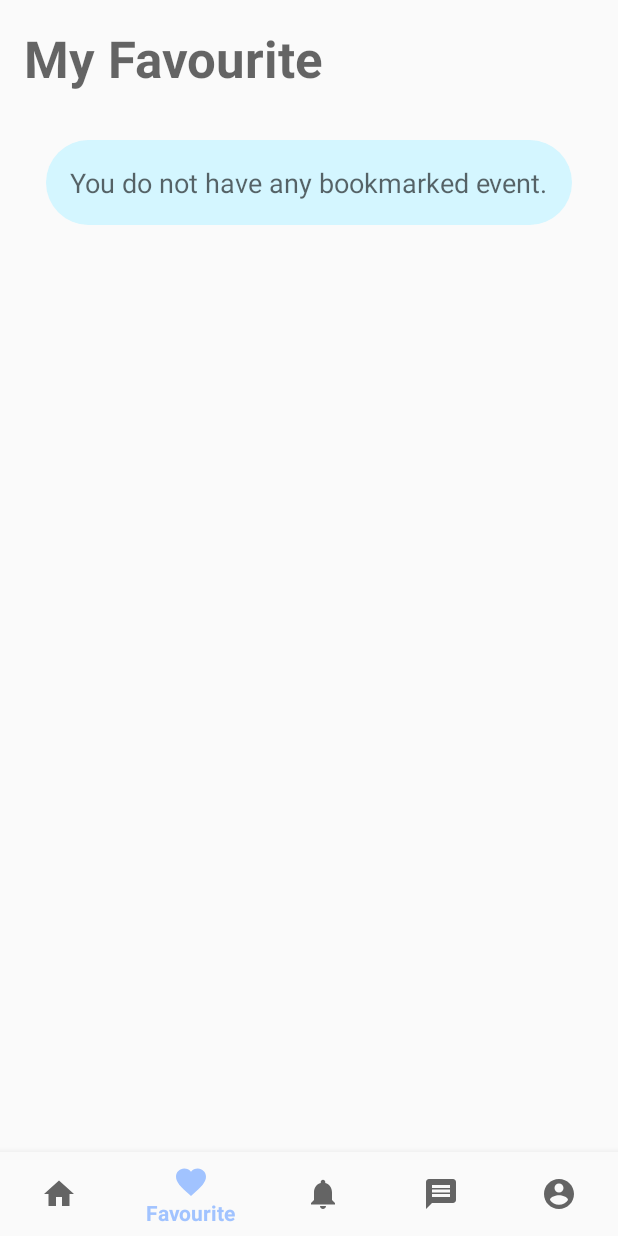
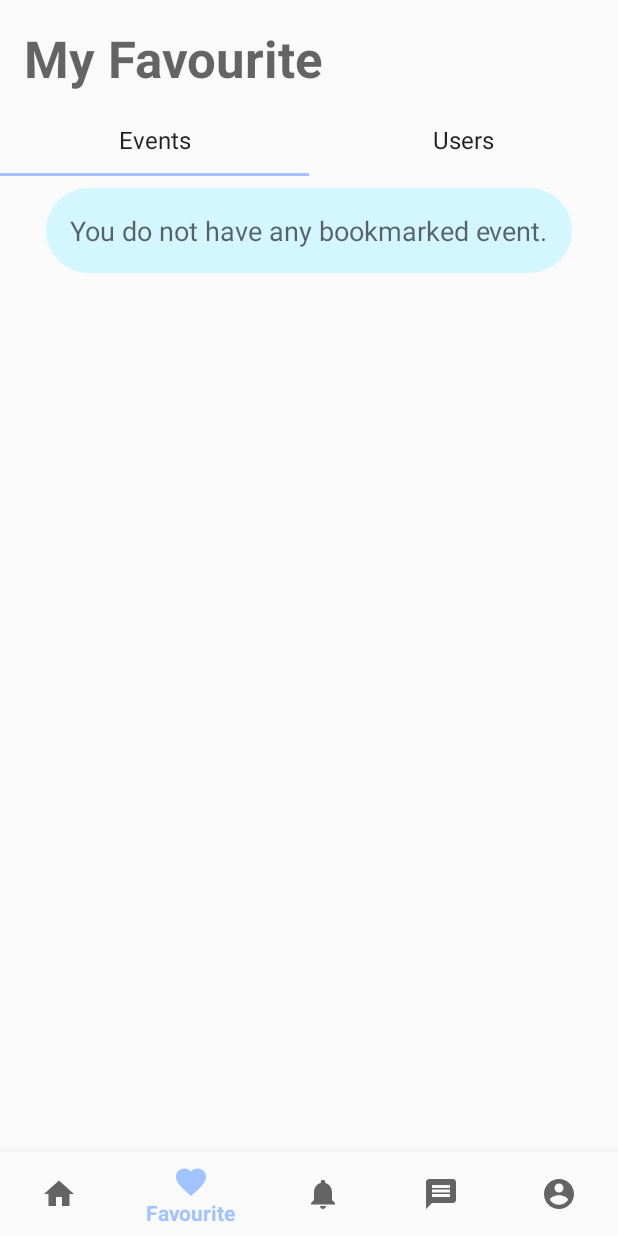
Before and after one commit to allen1124/Tripals, an Android app: the FavouriteFragment screen opened through its navigation route, on a phone screen of 412 x 824 dp. Run offline under Robolectric (Android 15) with nearby library versions, the phone set to English and light mode, and no system bars; our stand-ins replace Firebase (no records; nobody signed in at launch, a user with empty details on screens opened directly), navigation-ui; libraries missing offline, so code that uses them is left out: com.algolia.search, org.ocpsoft.prettytime; pictures from the network do not load; 8 statements that could not run were skipped.

Commit message:
Favourite Users Bookmark pre

```diff
--- a/app/src/main/java/com/hku/tripals/ui/favourite/FavouriteFragment.java
+++ b/app/src/main/java/com/hku/tripals/ui/favourite/FavouriteFragment.java
@@ -15,6 +15,7 @@ import androidx.lifecycle.ViewModelProviders;
 import androidx.recyclerview.widget.LinearLayoutManager;
 import androidx.recyclerview.widget.RecyclerView;
 
+import com.google.android.material.tabs.TabLayout;
 import com.hku.tripals.R;
 import com.hku.tripals.adapter.EventAdapter;
 import com.hku.tripals.adapter.RequestAdapter;
@@ -33,11 +34,18 @@ public class FavouriteFragment extends Fragment {
     private LinearLayoutManager favouriteLayoutManager;
     private EventAdapter eventAdapter;
 
+    private RecyclerView userRecyclerView;
+    private LinearLayoutManager userLayoutManager;
+//    private UserAdapter userAdapter;
+
+    private TabLayout favouriteTab;
+
     public View onCreateView(@NonNull LayoutInflater inflater,
                              ViewGroup container, Bundle savedInstanceState) {
         favouriteViewModel =
                 ViewModelProviders.of(this).get(FavouriteViewModel.class);
         View root = inflater.inflate(R.layout.fragment_favourite, container, false);
+        favouriteTab = root.findViewById(R.id.tabLayout_favourite);
         eventRecyclerView = root.findViewById(R.id.favourite_event_RecyclerView);
         noFavourite = root.findViewById(R.id.no_favourite_textView);
         favouriteLayoutManager = new LinearLayoutManager(getActivity(), RecyclerView.VERTICAL, false);
@@ -55,8 +63,36 @@ public class FavouriteFragment extends Fragment {
                     noFavourite.setVisibility(View.VISIBLE);
             }
         });
-        favouriteViewModel.loadEvent();
         eventRecyclerView.setAdapter(eventAdapter);
+
+        userRecyclerView = root.findViewById(R.id.favourite_user_RecyclerView);
+
+        favouriteTab.addOnTabSelectedListener(new TabLayout.OnTabSelectedListener() {
+            @Override
+            public void onTabSelected(TabLayout.Tab tab) {
+                Log.d(TAG, "tab selected" +tab.getPosition());
+                if(tab.getPosition() == 0) {
+                    favouriteViewModel.loadEvent();
+                    eventRecyclerView.setVisibility(View.VISIBLE);
+                    userRecyclerView.setVisibility(View.GONE);
+
+                }
+                if(tab.getPosition() == 1) {
+//                    favouriteViewModel.loadUser();
+                    eventRecyclerView.setVisibility(View.GONE);
+                    userRecyclerView.setVisibility(View.VISIBLE);
+                }
+            }
+
+            @Override
+            public void onTabUnselected(TabLayout.Tab tab) {
+            }
+
+            @Override
+            public void onTabReselected(TabLayout.Tab tab) {
+            }
+        });
+
         return root;
     }
 
--- a/app/src/main/res/layout/fragment_favourite.xml
+++ b/app/src/main/res/layout/fragment_favourite.xml
@@ -1,6 +1,7 @@
 <?xml version="1.0" encoding="utf-8"?>
 <androidx.constraintlayout.widget.ConstraintLayout xmlns:android="http://schemas.android.com/apk/res/android"
     xmlns:app="http://schemas.android.com/apk/res-auto"
+    xmlns:tools="http://schemas.android.com/tools"
     android:layout_width="match_parent"
     android:layout_height="match_parent">
 
@@ -22,23 +23,61 @@
         android:layout_height="wrap_content"
         android:layout_marginTop="16dp"
         android:layout_marginBottom="56dp"
+        android:visibility="visible"
         app:layout_constraintBottom_toBottomOf="parent"
         app:layout_constraintEnd_toEndOf="parent"
         app:layout_constraintHorizontal_bias="0.0"
         app:layout_constraintStart_toStartOf="parent"
-        app:layout_constraintTop_toBottomOf="@+id/favourite_title_textView"
+        app:layout_constraintTop_toBottomOf="@+id/tabLayout_favourite"
+        app:layout_constraintVertical_bias="0" />
+
+    <androidx.recyclerview.widget.RecyclerView
+        android:id="@+id/favourite_user_RecyclerView"
+        android:layout_width="match_parent"
+        android:layout_height="wrap_content"
+        android:layout_marginTop="16dp"
+        android:layout_marginBottom="56dp"
+        android:visibility="gone"
+        app:layout_constraintBottom_toBottomOf="parent"
+        app:layout_constraintEnd_toEndOf="parent"
+        app:layout_constraintHorizontal_bias="0.0"
+        app:layout_constraintStart_toStartOf="parent"
+        app:layout_constraintTop_toBottomOf="@+id/tabLayout_favourite"
         app:layout_constraintVertical_bias="0" />
 
     <TextView
         android:id="@+id/no_favourite_textView"
         android:layout_width="wrap_content"
         android:layout_height="wrap_content"
-        android:layout_marginTop="32dp"
+        android:layout_marginTop="8dp"
         android:background="@drawable/round_corner_pri_light"
         android:text="@string/no_favourite"
         android:textAppearance="@style/TextAppearance.AppCompat.Medium"
         app:layout_constraintEnd_toEndOf="parent"
         app:layout_constraintStart_toStartOf="parent"
-        app:layout_constraintTop_toBottomOf="@+id/favourite_title_textView" />
+        app:layout_constraintTop_toBottomOf="@+id/tabLayout_favourite" />
+
+    <com.google.android.material.tabs.TabLayout
+        android:id="@+id/tabLayout_favourite"
+        android:layout_width="match_parent"
+        android:layout_height="wrap_content"
+        android:layout_marginTop="8dp"
+        app:layout_constraintStart_toStartOf="parent"
+        app:layout_constraintTop_toBottomOf="@+id/favourite_title_textView"
+        app:tabIndicatorColor="#A1C3FF"
+        app:tabTextAppearance="@android:style/TextAppearance">
+
+        <com.google.android.material.tabs.TabItem
+            android:id="@+id/tap_events"
+            android:layout_width="wrap_content"
+            android:layout_height="wrap_content"
+            android:text="@string/events" />
+
+        <com.google.android.material.tabs.TabItem
+            android:id="@+id/tap_users"
+            android:layout_width="wrap_content"
+            android:layout_height="wrap_content"
+            android:text="@string/users" />
+    </com.google.android.material.tabs.TabLayout>
 
 </androidx.constraintlayout.widget.ConstraintLayout>
--- a/app/src/main/res/values/strings.xml
+++ b/app/src/main/res/values/strings.xml
@@ -145,4 +145,6 @@
     <string name="title_activity_user_profile">UserProfileActivity</string>
     <string name="no_event">No event in this place</string>
     <string name="you_may_interested">You may interested</string>
+    <string name="events">Events</string>
+    <string name="users">Users</string>
 </resources>
```
